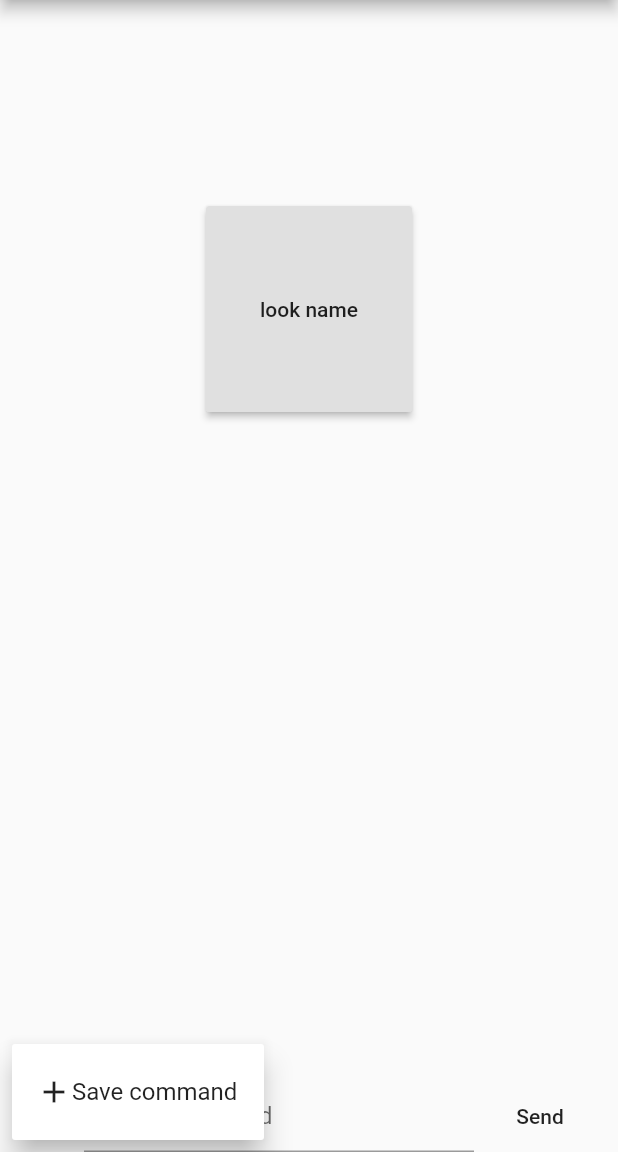
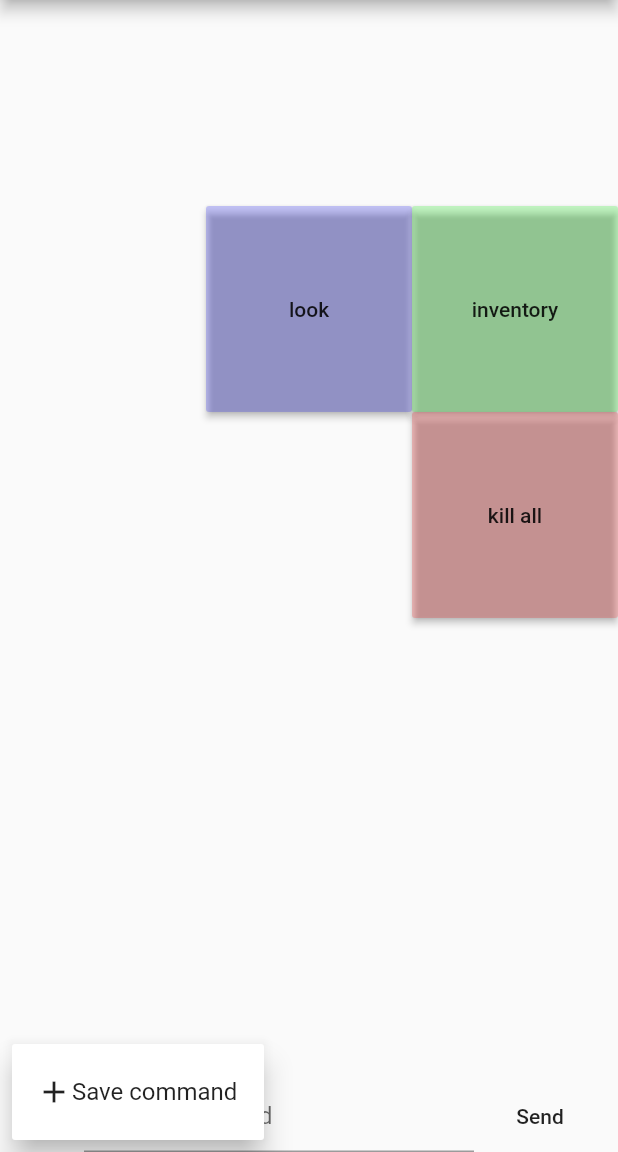
Before and after one commit to rums/umudbro, a Flutter app: the screen it shows after launch, after a tap on the "more vert" icon, on a phone screen of 412 x 824 dp, the part 84-1236 px from its top. Run offline on Flutter 3.47's test engine with Material 2 defaults, Android fonts, the phone set to English and light mode, and no system bars; our stand-ins replace bloc, equatable, flutter_bloc, sqflite, tuple; missing offline and left inert: sqflite_migration; accounts and stored records are empty; generated files the repository leaves out were written again.

Commit message:
mud button view work

```diff
--- a/lib/app.dart
+++ b/lib/app.dart
@@ -53,10 +53,7 @@ class _MyAppState extends State<MyApp> {
           initialRoute: "/",
           routes: {
             '/':(context) => HomeScreen(title: 'umudbro',),
-            '/servers': (context) => BlocProvider.value(
-                  value: _serversBloc,
-                  child: ServersScreen(),
-                )
+            '/servers': (context) => ServersScreen(),
           }),
     );
   }
--- a/lib/blocs/mud_commands/mud_commands_bloc.dart
+++ b/lib/blocs/mud_commands/mud_commands_bloc.dart
@@ -20,6 +20,9 @@ class MudCommandsBloc extends Bloc<MudCommandsEvent, MudCommandsState> {
     else if (event is MudCommandSaved) {
       yield* _mapMudCommandSavedToState(event);
     }
+    else if (event is MudCommandsPageSwiped) {
+      yield* _mapMudCommandsPageSwipedToState(event);
+    }
   }
 
   Stream<MudCommandsState> _mapMudCommandsPageLoadToState(MudCommandsPageLoad event) async* {
@@ -33,6 +36,11 @@ class MudCommandsBloc extends Bloc<MudCommandsEvent, MudCommandsState> {
     yield MudCommandsLoadPageSuccess([page]);
   }
 
+  Stream<MudCommandsState> _mapMudCommandsPageSwipedToState(MudCommandsPageSwiped event) async* {
+    final MudCommandPage page = await umudbroRepository.mudCommandPage(MudCommandPage());
+    yield MudCommandsLoadPageSuccess([page]);
+  }
+
   Future _saveCommand(MudCommand command) {
     if (command.id != null) {
       return umudbroRepository.updateMudCommand(command);
--- a/lib/blocs/mud_commands/mud_commands_event.dart
+++ b/lib/blocs/mud_commands/mud_commands_event.dart
@@ -1,5 +1,6 @@
 import 'package:flutter/material.dart';
 import 'package:umudbro/models/mud_command.dart';
+import 'package:umudbro/models/mud_command_page.dart';
 
 @immutable
 abstract class MudCommandsEvent {}
@@ -18,3 +19,10 @@ class MudCommandSaved extends MudCommandsEvent {
 
   MudCommandSaved(this.command);
 }
+
+class MudCommandsPageSwiped extends MudCommandsEvent {
+  final MudCommandPage page;
+  final int direction;
+
+  MudCommandsPageSwiped(this.page, this.direction);
+}
--- a/lib/models/mud_command_page.dart
+++ b/lib/models/mud_command_page.dart
@@ -16,8 +16,8 @@ class MudCommandPage extends Equatable {
 class MudCommandSlot extends Equatable {
   final MudCommand mudCommand;
   final Tuple2<int, int> gridLocation;
-  final String backgroundColor;
-  final String foregroundColor;
+  final int backgroundColor;
+  final int foregroundColor;
 
   MudCommandSlot({this.mudCommand, this.gridLocation, this.backgroundColor, this.foregroundColor});
 
--- a/lib/repositories/sqlite_umudbro_repository.dart
+++ b/lib/repositories/sqlite_umudbro_repository.dart
@@ -172,17 +172,42 @@ class SqliteUmudbroRepository implements UmudbroRepository {
 
 class UmudbroStubs {
   Future<MudCommandPage> mudCommandPageStub() async {
-    return MudCommandPage(id: 1, columnCount: 3, mudCommandSlots: <MudCommandSlot>[
-      MudCommandSlot(mudCommand:
-        MudCommand(
+    return MudCommandPage(
         id: 1,
-          name: "look name",
+        columnCount: 3,
+        mudCommandSlots: <MudCommandSlot>[
+          MudCommandSlot(
+            mudCommand: MudCommand(
+              id: 1,
+              name: "look",
               commandText: "look",
-          tags: ["thing1", "thing2"],
+              tags: ["basics"],
             ),
             gridLocation: Tuple2(1, 1),
-        backgroundColor: "#ffffff",
-        foregroundColor: "#000000",
+            backgroundColor: 0xff0000ff,
+            foregroundColor: 0xff000000,
+          ),
+          MudCommandSlot(
+            mudCommand: MudCommand(
+              id: 2,
+              name: "inventory",
+              commandText: "inventory",
+              tags: ["basics"],
+            ),
+            gridLocation: Tuple2(1, 2),
+            backgroundColor: 0xff00ff00,
+            foregroundColor: 0xff000000,
+          ),
+          MudCommandSlot(
+            mudCommand: MudCommand(
+              id: 3,
+              name: "kill all",
+              commandText: "kill all",
+              tags: ["basics"],
+            ),
+            gridLocation: Tuple2(2, 2),
+            backgroundColor: 0xffff0000,
+            foregroundColor: 0xff000000,
           ),
         ]);
   }
--- a/lib/widgets/mud_buttons.dart
+++ b/lib/widgets/mud_buttons.dart
@@ -10,7 +10,9 @@ class MudButtons extends StatelessWidget {
         builder: (context, state) {
       if (state is MudCommandsLoadPageSuccess) {
         final currentPage = state.mudCommandPage[0];
-        return GridView.builder(
+        return GestureDetector(
+          onHorizontalDragEnd: (details) => BlocProvider.of<MudCommandsBloc>(context).add(MudCommandsPageSwiped(currentPage, 1)),
+          child: GridView.builder(
             gridDelegate: new SliverGridDelegateWithFixedCrossAxisCount(
               crossAxisCount: currentPage.columnCount,
             ),
@@ -23,12 +25,14 @@ class MudButtons extends StatelessWidget {
                       s.gridLocation.item2 == column, orElse: () => null,);
               if (slot != null) {
                 return RaisedButton(
+                  color: Color(slot.backgroundColor).withOpacity(0.2),
                   child: Text(slot.mudCommand.name),
                   onPressed: () => null,
                 );
               }
               return Container();
             },
+          ),
         );
       }
       return GridView.count(crossAxisCount: 1);
```
Lines whose indentation alone changed are shown as unchanged.
